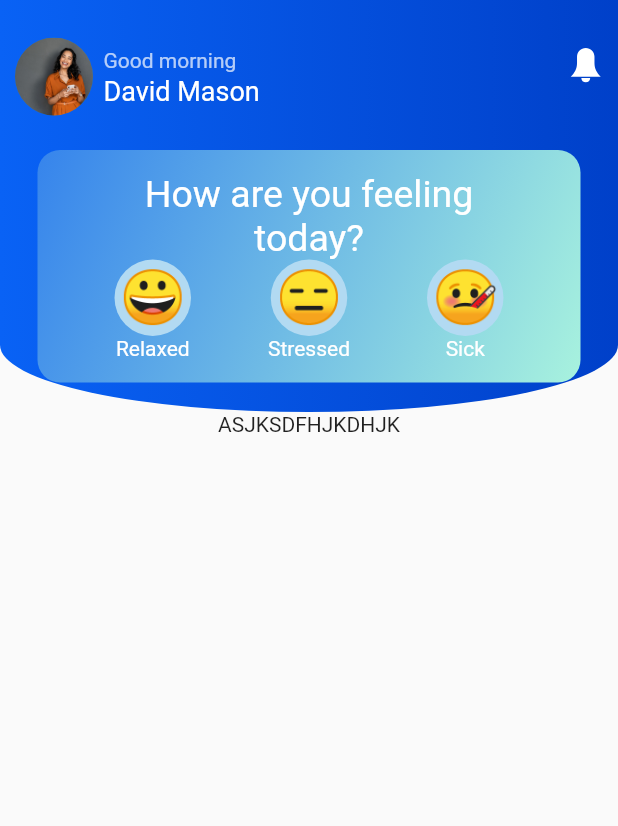
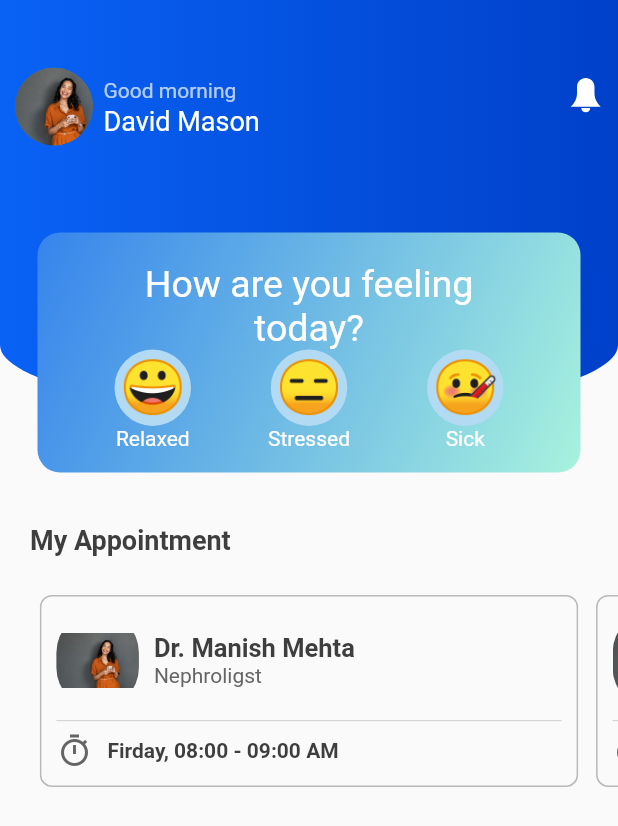
Before and after one commit to siddhant6699/ui_assignment, a Flutter app: the screen it shows after launch, after a tap on "Edit Profile", on a phone screen of 412 x 824 dp. Shown: the top 826 px of the screen. Run offline on Flutter 3.47's test engine with Material 2 defaults, Android fonts, the light colour scheme and no system bars; drawn by our look-alikes of carousel_slider; our stand-ins replace flutter_svg.

Commit message:
made my appointment section and adjusted how are you in profile section

```diff
--- a/ui_assignment/lib/home_screen.dart
+++ b/ui_assignment/lib/home_screen.dart
@@ -206,7 +206,7 @@ class ProfileSection extends StatelessWidget {
               children: [
                 const CircleAvatar(
                   radius: 27,
-                  backgroundImage: AssetImage('assets/images/profile_img.jpeg'),
+                  backgroundImage: AssetImage(profileImg),
                 ),
                 Padding(
                   padding: const EdgeInsets.only(left: 8.0),
--- a/ui_assignment/lib/second_screen.dart
+++ b/ui_assignment/lib/second_screen.dart
@@ -1,21 +1,25 @@
+import 'package:carousel_slider/carousel_slider.dart';
 import 'package:flutter/material.dart';
 import 'package:flutter_svg/flutter_svg.dart';
 import 'package:ui_assignment/utils/konstant.dart';
 import 'package:ui_assignment/widgets/emoji_board.dart';
+import 'package:ui_assignment/widgets/slider_item.dart';
 
 class SecondScreen extends StatelessWidget {
   const SecondScreen({Key? key}) : super(key: key);
 
   @override
   Widget build(BuildContext context) {
+    var height = MediaQuery.of(context).size.height;
     return Scaffold(
       body: SafeArea(
         child: Column(
+          crossAxisAlignment: CrossAxisAlignment.start,
           children: [
-            const ProfileSection(),
-            Container(
-              child: Text("ASJKSDFHJKDHJK"),
-            )
+            ProfileSection(
+              height: height,
+            ),
+            const MyAppointmentSection()
           ],
         ),
       ),
@@ -23,19 +27,60 @@ class SecondScreen extends StatelessWidget {
   }
 }
 
-class ProfileSection extends StatelessWidget {
-  const ProfileSection({
+class MyAppointmentSection extends StatelessWidget {
+  const MyAppointmentSection({
     Key? key,
   }) : super(key: key);
 
   @override
   Widget build(BuildContext context) {
-    return Stack(
+    return Column(
+      crossAxisAlignment: CrossAxisAlignment.start,
       children: [
         Container(
-          height: MediaQuery.of(context).size.height / 3,
+          padding: const EdgeInsets.all(20),
+          child: Text(
+            "My Appointment",
+            style: defaultBoldTextStyle.copyWith(fontSize: 18),
+          ),
+        ),
+        CarouselSlider(
+          items: const [
+            SliderItemWidget(),
+            SliderItemWidget(),
+          ],
+          //Slider Container properties
+          options: CarouselOptions(
+            height: 140.0,
+            enlargeCenterPage: false,
+            autoPlay: false,
+            autoPlayCurve: Curves.fastOutSlowIn,
+            enableInfiniteScroll: false,
+            autoPlayAnimationDuration: Duration(milliseconds: 800),
+            viewportFraction: 0.9,
+          ),
+        ),
+      ],
+    );
+  }
+}
+
+class ProfileSection extends StatelessWidget {
+  const ProfileSection({Key? key, required this.height})
+      : super(
+          key: key,
+        );
+  final double height;
+  @override
+  Widget build(BuildContext context) {
+    return SizedBox(
+      height: height / 2.5,
+      child: Stack(
+        children: [
+          Container(
+            height: height / 3,
             width: MediaQuery.of(context).size.width,
-          padding: const EdgeInsets.fromLTRB(10, 25, 10, 0),
+            padding: const EdgeInsets.fromLTRB(10, 45, 10, 0),
             decoration: const BoxDecoration(
               gradient: LinearGradient(
                   begin: Alignment.topLeft,
@@ -55,8 +100,7 @@ class ProfileSection extends StatelessWidget {
                   children: [
                     const CircleAvatar(
                       radius: 26,
-                    backgroundImage:
-                        AssetImage('assets/images/profile_img.jpeg'),
+                      backgroundImage: AssetImage(profileImg),
                     ),
                     const SizedBox(
                       width: 7,
@@ -69,8 +113,8 @@ class ProfileSection extends StatelessWidget {
                         ),
                         Text(
                           "Good morning",
-                        style:
-                            secondaryTextStyle.copyWith(color: secondaryWhite),
+                          style: secondaryTextStyle.copyWith(
+                              color: secondaryWhite),
                         ),
                         const SizedBox(
                           height: 2,
@@ -100,13 +144,14 @@ class ProfileSection extends StatelessWidget {
               ],
             ),
           ),
-        const Positioned(
-          top: 100,
+          Positioned(
+            top: height < 700 ? 100 : 155,
             left: 25,
             right: 25,
-          child: HowAreYouCard(),
+            child: const HowAreYouCard(),
           ),
         ],
+      ),
     );
   }
 }
@@ -119,8 +164,8 @@ class HowAreYouCard extends StatelessWidget {
   @override
   Widget build(BuildContext context) {
     return Container(
-      padding: const EdgeInsets.fromLTRB(0, 15, 0, 15),
-      // height: MediaQuery.of(context).size.height / 4.5,
+      padding: const EdgeInsets.fromLTRB(0, 20, 0, 15),
+      // height: height / 4.5,
       width: MediaQuery.of(context).size.width / 1.3,
       decoration: const BoxDecoration(
           gradient: LinearGradient(
--- a/ui_assignment/lib/utils/konstant.dart
+++ b/ui_assignment/lib/utils/konstant.dart
@@ -11,6 +11,7 @@ const Color defaultLightBlue = Color(0xFF0962F5);
 const Color defaultLime = Color(0xFFA8F2DE);
 const Color secondaryLightBlue = Color(0xFF3684EC);
 const Color emojiBGColor = Color(0xFFB2DAF2);
+const String profileImg = 'assets/images/profile_img.jpeg';
 var dropDownItem = [
   "today",
 ];
--- /dev/null
+++ b/ui_assignment/lib/widgets/slider_item.dart
@@ -0,0 +1,68 @@
+import 'package:flutter/material.dart';
+import 'package:ui_assignment/utils/konstant.dart';
+
+class SliderItemWidget extends StatelessWidget {
+  const SliderItemWidget({
+    Key? key,
+  }) : super(key: key);
+
+  @override
+  Widget build(BuildContext context) {
+    return Container(
+      margin: const EdgeInsets.all(6.0),
+      padding: const EdgeInsets.fromLTRB(10, 10, 10, 0),
+      decoration: BoxDecoration(
+        border: Border.all(color: gray),
+        borderRadius: BorderRadius.circular(8.0),
+      ),
+      child: Column(children: [
+        Row(
+          children: [
+            Container(
+                width: 65,
+                height: 65,
+                padding: EdgeInsets.only(right: 10),
+                child: ClipRRect(
+                  borderRadius: BorderRadius.circular(30.0),
+                  child: Image.asset(
+                    profileImg,
+                  ),
+                )),
+            Column(
+              crossAxisAlignment: CrossAxisAlignment.start,
+              children: [
+                Text(
+                  "Dr. Manish Mehta",
+                  style: defaultBoldTextStyle.copyWith(fontSize: 17),
+                ),
+                Text(
+                  "Nephroligst",
+                  style: secondaryTextStyle.copyWith(color: lightGrey),
+                ),
+              ],
+            ),
+          ],
+        ),
+        const Divider(
+          color: lightGrey,
+          thickness: 0.2,
+        ),
+        Row(
+          children: [
+            const Icon(
+              Icons.timer_sharp,
+              color: lightGrey,
+            ),
+            const SizedBox(
+              width: 10,
+            ),
+            Text(
+              "Firday, 08:00 - 09:00 AM",
+              style: defaultBoldTextStyle,
+            ),
+          ],
+        )
+      ]),
+    );
+  }
+}
--- a/ui_assignment/pubspec.yaml
+++ b/ui_assignment/pubspec.yaml
@@ -34,6 +34,7 @@ dependencies:
   # Use with the CupertinoIcons class for iOS style icons.
   cupertino_icons: ^1.0.2
   flutter_svg: ^1.1.2
+  carousel_slider: ^4.1.1
 
 dev_dependencies:
   flutter_test:
```
Also changed, not shown: ui_assignment/pubspec.lock. Lines whose indentation alone changed are shown as unchanged.
